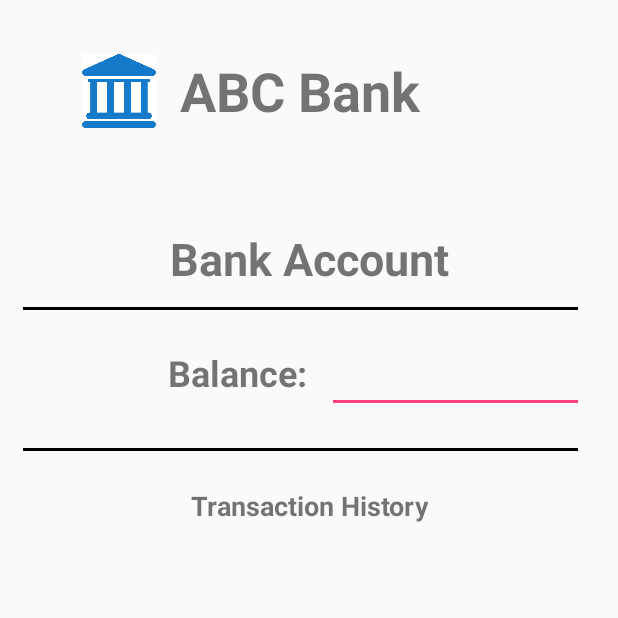
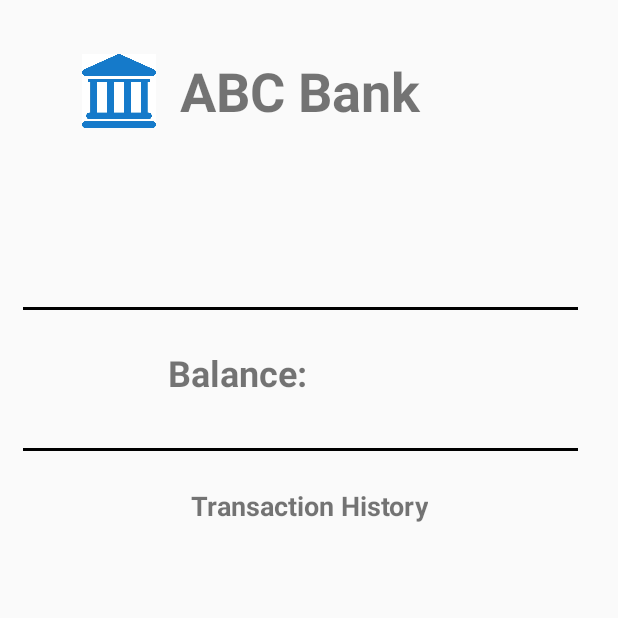
Before and after one commit to lkchong/MobileBankingApp, an Android app: the AccountDetailsActivity screen opened directly, with no data from a screen before it, on a phone screen of 412 x 824 dp, the top half of it. Run offline under Robolectric (Android 15) with nearby library versions, the phone set to English and light mode, and no system bars.

Commit message:
- account selection page done - creating BackgroundTask object and overriding onPostExecute() method to obtain result directly into the fragment, data from database query is return in JSON format, JSONObject and JSONArray are used to receive data and display onto the dropdown list. - OK button working, will link to account details page and passes bank account name.
- login page need needs to be updated to pass username to account selection page
- account selection page needs to be updated to pass username to php for mysql query
- accountselection.php needs to be updated to receive username as a parameter
- Get_Accounts stored procedure needs to be updated to receive username as the dynamic input such that only bank account corresponding to that username is being return to caller.

```diff
--- a/app/src/main/AndroidManifest.xml
+++ b/app/src/main/AndroidManifest.xml
@@ -3,6 +3,7 @@
     package="com.fyp.mobilebankingapp">
 
     <uses-permission android:name="android.permission.INTERNET" />
+    <uses-permission android:name="android.permission.ACCESS_NETWORK_STATE"/>
 
     <application
         android:allowBackup="true"
@@ -24,7 +25,6 @@
         <activity
             android:name=".AccountDetailsActivity"
             android:launchMode="singleInstance" />
-
         <activity
             android:name=".TransferToOwnAcc"
             android:launchMode="singleInstance" />
--- a/app/src/main/java/com/fyp/mobilebankingapp/AccountDetailsActivity.java
+++ b/app/src/main/java/com/fyp/mobilebankingapp/AccountDetailsActivity.java
@@ -4,6 +4,7 @@ import android.content.Intent;
 import android.support.design.widget.TabLayout;
 import android.support.v7.app.AppCompatActivity;
 import android.os.Bundle;
+import android.widget.TextView;
 
 public class AccountDetailsActivity extends AppCompatActivity {
 
@@ -12,5 +13,8 @@ public class AccountDetailsActivity extends AppCompatActivity {
         super.onCreate(savedInstanceState);
         setContentView(R.layout.activity_account_details);
 
+        Intent intent = getIntent();
+        TextView accountName = (TextView) findViewById(R.id.accountName);
+        accountName.setText(intent.getStringExtra("accountName"));
     }
 }
--- a/app/src/main/res/layout/activity_account_details.xml
+++ b/app/src/main/res/layout/activity_account_details.xml
@@ -34,7 +34,7 @@
         app:layout_constraintTop_toTopOf="parent" />
 
     <TextView
-        android:id="@+id/textView5"
+        android:id="@+id/accountName"
         android:layout_width="wrap_content"
         android:layout_height="wrap_content"
         android:layout_marginTop="152dp"
@@ -67,7 +67,7 @@
         app:layout_constraintEnd_toEndOf="parent"
         app:layout_constraintHorizontal_bias="0.585"
         app:layout_constraintStart_toStartOf="parent"
-        app:layout_constraintTop_toBottomOf="@+id/textView5" />
+        app:layout_constraintTop_toBottomOf="@+id/accountName" />
 
     <TextView
         android:id="@+id/textView7"
@@ -80,20 +80,6 @@
         android:textStyle="bold"
         app:layout_constraintStart_toStartOf="parent"
         app:layout_constraintTop_toTopOf="parent" />
-
-    <EditText
-        android:id="@+id/editText"
-        android:layout_width="171dp"
-        android:layout_height="wrap_content"
-        android:layout_marginEnd="8dp"
-        android:ems="10"
-        android:inputType="textPersonName"
-        android:textAlignment="center"
-        android:textSize="24sp"
-        app:layout_constraintBaseline_toBaselineOf="@+id/textView7"
-        app:layout_constraintEnd_toEndOf="parent"
-        app:layout_constraintHorizontal_bias="0.01"
-        app:layout_constraintStart_toEndOf="@+id/textView7" />
 
     <ScrollView
         android:layout_width="464dp"
@@ -123,5 +109,17 @@
         app:layout_constraintStart_toStartOf="parent"
         app:layout_constraintTop_toBottomOf="@+id/divider" />
 
+    <TextView
+        android:id="@+id/textView5"
+        android:layout_width="wrap_content"
+        android:layout_height="37dp"
+        android:layout_marginEnd="8dp"
+        android:layout_marginStart="8dp"
+        android:textSize="24sp"
+        app:layout_constraintBaseline_toBaselineOf="@+id/textView7"
+        app:layout_constraintEnd_toEndOf="parent"
+        app:layout_constraintHorizontal_bias="0.0"
+        app:layout_constraintStart_toEndOf="@+id/textView7" />
+
 
 </android.support.constraint.ConstraintLayout>
--- a/app/src/main/res/layout/activity_transfer_summary.xml
+++ b/app/src/main/res/layout/activity_transfer_summary.xml
@@ -159,7 +159,6 @@
         android:layout_height="wrap_content"
         android:layout_marginEnd="8dp"
         android:layout_marginStart="8dp"
-        android:text="$ 400.00"
         android:textSize="24sp"
         android:textStyle="bold"
         app:layout_constraintBaseline_toBaselineOf="@+id/textView35"
--- a/app/src/main/res/layout/fragment_bill_payment.xml
+++ b/app/src/main/res/layout/fragment_bill_payment.xml
@@ -25,7 +25,7 @@
             android:id="@+id/textView21"
             android:layout_width="wrap_content"
             android:layout_height="wrap_content"
-            android:layout_marginTop="80dp"
+            android:layout_marginTop="32dp"
             android:text="Bill Payment"
             android:textAlignment="center"
             android:textSize="30sp"
--- a/app/src/main/res/layout/fragment_feedback.xml
+++ b/app/src/main/res/layout/fragment_feedback.xml
@@ -25,7 +25,7 @@
             android:id="@+id/textView52"
             android:layout_width="wrap_content"
             android:layout_height="wrap_content"
-            android:layout_marginTop="80dp"
+            android:layout_marginTop="32dp"
             android:text="Customer Feedback"
             android:textSize="30sp"
             android:textStyle="bold"
@@ -99,7 +99,7 @@
             android:layout_height="wrap_content"
             android:layout_marginEnd="8dp"
             android:layout_marginStart="8dp"
-            android:layout_marginTop="40dp"
+            android:layout_marginTop="32dp"
             android:text="Details:"
             android:textSize="18sp"
             android:textStyle="bold"
--- a/app/src/main/res/layout/fragment_settings.xml
+++ b/app/src/main/res/layout/fragment_settings.xml
@@ -16,7 +16,7 @@
             android:layout_width="wrap_content"
             android:layout_height="wrap_content"
             android:layout_marginStart="84dp"
-            android:layout_marginTop="55dp"
+            android:layout_marginTop="32dp"
             android:text="Biometric Login"
             android:textSize="25sp"
             android:textStyle="bold"
@@ -61,7 +61,7 @@
             android:id="@+id/textView3"
             android:layout_width="wrap_content"
             android:layout_height="wrap_content"
-            android:layout_marginTop="80dp"
+            android:layout_marginTop="32dp"
             android:text="Settings"
             android:textSize="24sp"
             android:textStyle="bold"
--- a/app/src/main/res/layout/fragment_transfer_main.xml
+++ b/app/src/main/res/layout/fragment_transfer_main.xml
@@ -29,7 +29,7 @@
             android:id="@+id/transferToOwnAccBtn"
             android:layout_width="238dp"
             android:layout_height="wrap_content"
-            android:layout_marginTop="104dp"
+            android:layout_marginTop="32dp"
             android:text="Transfer to Own Account"
             android:textAlignment="center"
             app:layout_constraintEnd_toEndOf="parent"
```
Also changed, not shown: app/build.gradle (+5 -5 lines), app/src/main/java/com/fyp/mobilebankingapp/BackgroundTask.java (renamed from app/src/main/java/com/fyp/mobilebankingapp/BackgroundWorker.java, +33 -29 lines), app/src/main/java/com/fyp/mobilebankingapp/FragmentAccountSelection.java (+46 -4 lines), app/src/main/java/com/fyp/mobilebankingapp/LoginActivity.java (+3 -16 lines), app/src/main/java/com/fyp/mobilebankingapp/MainActivity.java (+4 -4 lines), app/src/main/java/com/fyp/mobilebankingapp/ViewPagerAdapter.java (+5 -3 lines), app/src/main/res/layout/activity_main.xml (+1 -38 lines), app/src/main/res/layout/fragment_account_selection.xml (+8 -7 lines).
